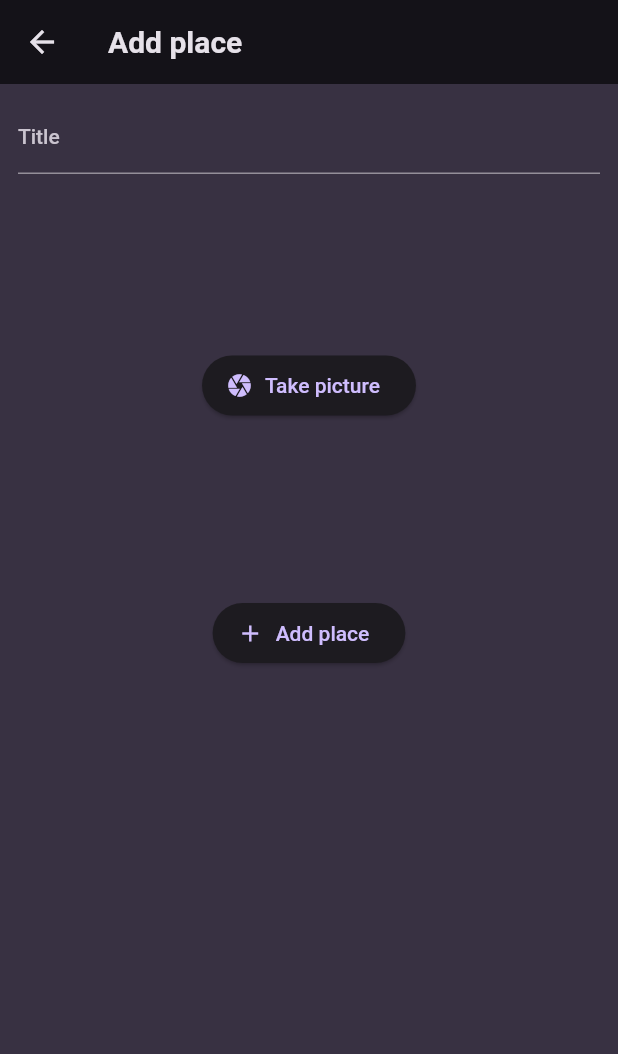
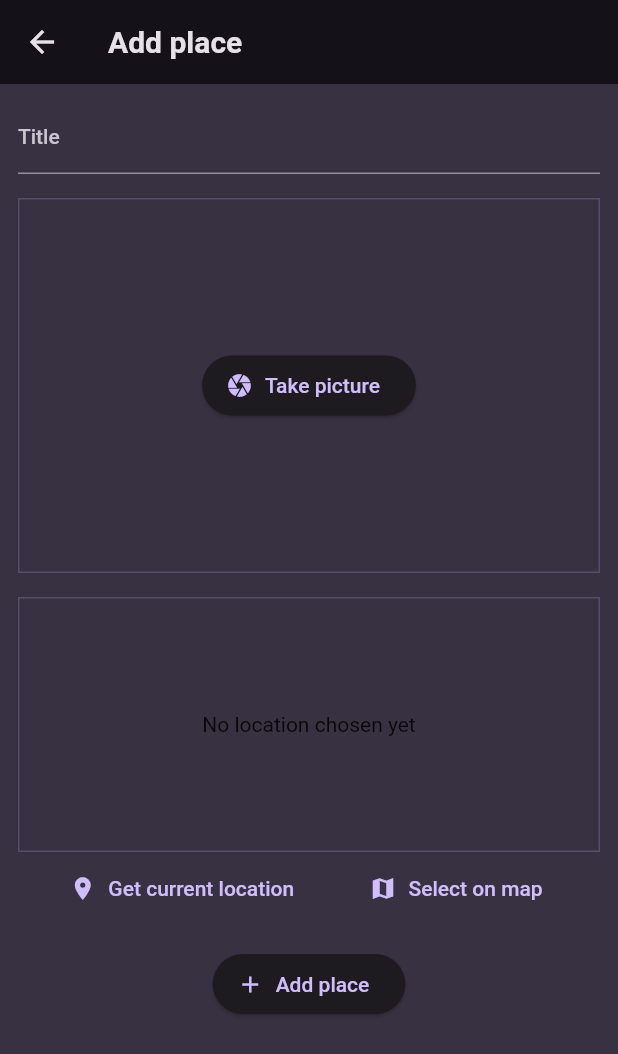
Before and after one commit to Sudhanva-Nadiger/favorite_places, a Flutter app: the AddPlaceScreen screen opened directly, on a phone screen of 412 x 824 dp. Shown: the top 1054 px of the screen. Run offline on Flutter 3.47's test engine with Material 2 defaults, Android fonts, the phone set to English and light mode, and no system bars; our stand-ins replace flutter_riverpod, google_fonts, image_picker.

Commit message:
add location input

```diff
--- a/lib/screens/add_place.dart
+++ b/lib/screens/add_place.dart
@@ -2,6 +2,7 @@ import 'dart:io';
 
 import 'package:favorite_places/providers/user_places.dart';
 import 'package:favorite_places/widgets/image_taker.dart';
+import 'package:favorite_places/widgets/location_input.dart';
 import 'package:flutter/material.dart';
 import 'package:flutter_riverpod/flutter_riverpod.dart';
 
@@ -68,6 +69,10 @@ class _AddPlaceScreenState extends ConsumerState<AddPlaceScreen> {
             const SizedBox(
               height: 16,
             ),
+            const LocationInput(),
+            const SizedBox(
+              height: 16,
+            ),
             ElevatedButton.icon(
               onPressed: _savePlace,
               icon: const Icon(Icons.add),
--- a/lib/widgets/image_taker.dart
+++ b/lib/widgets/image_taker.dart
@@ -32,6 +32,14 @@ class _ImagePickerState extends State<ImageTaker> {
   @override
   Widget build(BuildContext context) {
     return Container(
+      decoration: BoxDecoration(
+        border: Border.all(
+          width: 1,
+          color: Theme.of(context).colorScheme.primary.withOpacity(
+                0.2,
+              ),
+        ),
+      ),
       height: 250,
       width: double.infinity,
       alignment: Alignment.center,
--- /dev/null
+++ b/lib/widgets/location_input.dart
@@ -0,0 +1,54 @@
+import 'package:flutter/material.dart';
+
+class LocationInput extends StatefulWidget {
+  const LocationInput({super.key});
+
+  @override
+  State<LocationInput> createState() => _LocationInputState();
+}
+
+class _LocationInputState extends State<LocationInput> {
+  @override
+  Widget build(BuildContext context) {
+    return Column(
+      children: [
+        Container(
+          height: 170,
+          alignment: Alignment.center,
+          width: double.infinity,
+          decoration: BoxDecoration(
+            border: Border.all(
+              width: 1,
+              color: Theme.of(context).colorScheme.primary.withOpacity(
+                    0.2,
+                  ),
+            ),
+          ),
+          child: const Text(
+            'No location chosen yet',
+            textAlign: TextAlign.center,
+          ),
+        ),
+        Row(
+          mainAxisAlignment: MainAxisAlignment.spaceEvenly,
+          children: [
+            TextButton.icon(
+              onPressed: () {},
+              icon: const Icon(Icons.location_on),
+              label: const Text(
+                'Get current location',
+              ),
+            ),
+            TextButton.icon(
+              onPressed: () {},
+              icon: const Icon(Icons.map_sharp),
+              label: const Text(
+                'Select on map',
+              ),
+            ),
+          ],
+        )
+      ],
+    );
+  }
+}
```
